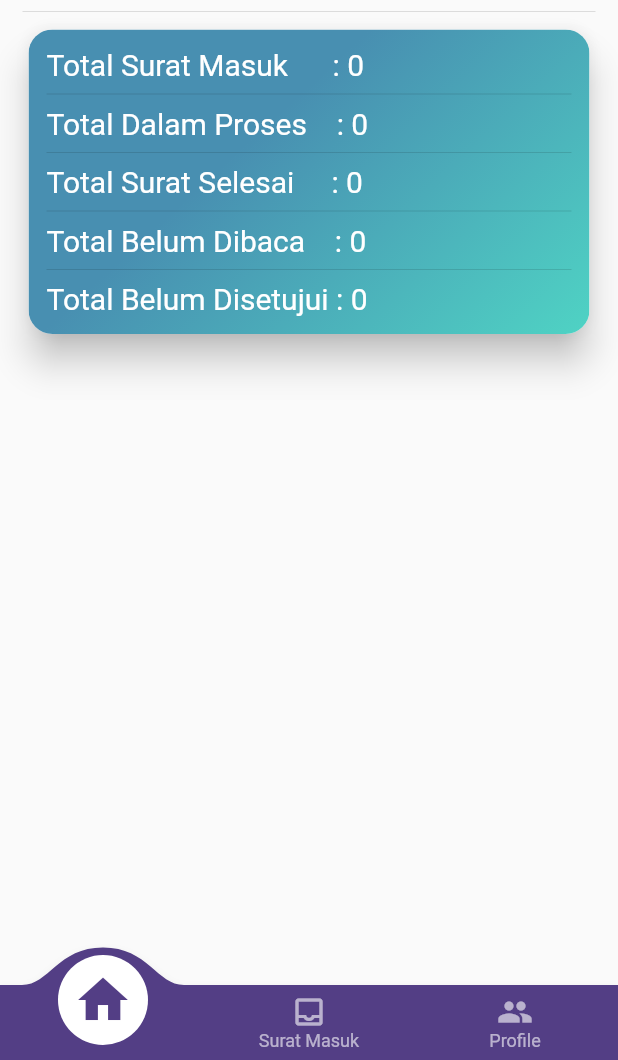
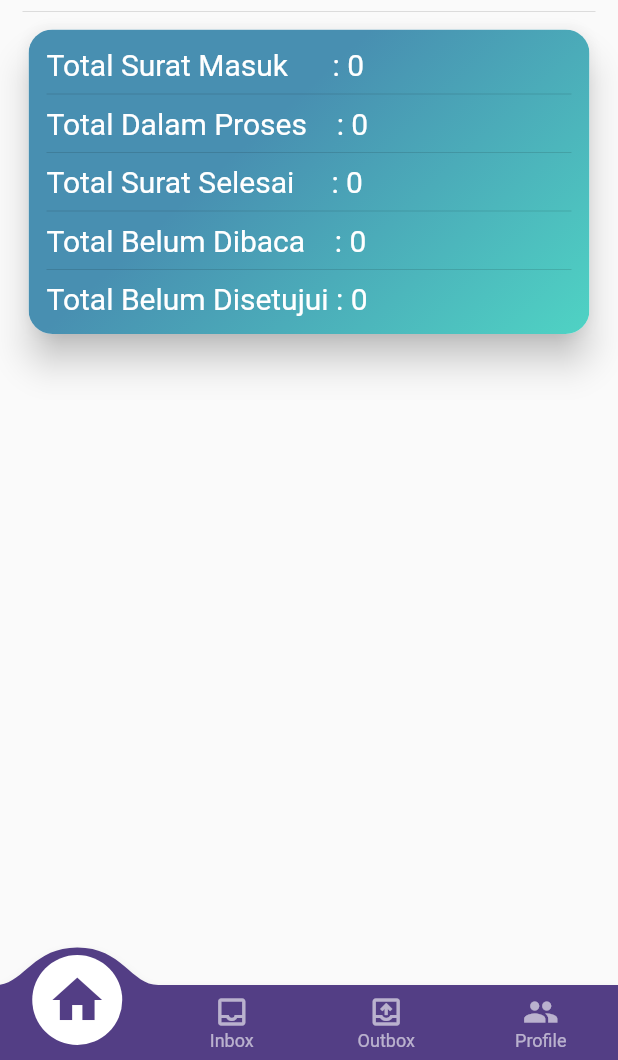
Before and after one commit to SandyAsmoro/e_surat, a Flutter app: the Dashboard screen opened directly, on a phone screen of 412 x 824 dp, the part 176-1236 px from its top. Run offline on Flutter 3.47's test engine with Material 2 defaults, Android fonts, the phone set to English and light mode, and no system bars; drawn by our look-alikes of convex_bottom_bar; our stand-ins replace firebase_analytics, firebase_core, firebase_messaging, multi_select_flutter, pull_to_refresh, shared_preferences; missing offline and left inert: syncfusion_flutter_pdfviewer; accounts and stored records are empty; network calls fail.

```diff
--- a/lib/dashboard.dart
+++ b/lib/dashboard.dart
@@ -24,7 +24,7 @@ class _DashboardState extends State<Dashboard> {
   final _pageOption = [
     Home(),
     Inbox(),
-    // Outbox(),
+    Outbox(),
     Profile(),
   ];
 
@@ -36,8 +36,8 @@ class _DashboardState extends State<Dashboard> {
         backgroundColor: color1,
         items: [
           TabItem(icon: Icons.home, title: 'Home'),
-          TabItem(icon: Icons.inbox_outlined, title: 'Surat Masuk'),
-          // TabItem(icon: Icons.outbox_outlined, title: 'Surat Keluar'),
+          TabItem(icon: Icons.inbox_outlined, title: 'Inbox'),
+          TabItem(icon: Icons.outbox_outlined, title: 'Outbox'),
           TabItem(icon: Icons.people, title: 'Profile'),
         ],
         initialActiveIndex: selectedPage,
--- a/pubspec.yaml
+++ b/pubspec.yaml
@@ -42,6 +42,7 @@ dependencies:
   http: ^0.13.5
   firebase_messaging: ^14.2.6
   firebase_analytics: ^10.1.5
+
 
 dev_dependencies:
   flutter_launcher_icons: "^0.9.2"
```
Also changed, not shown: 1 other file.
